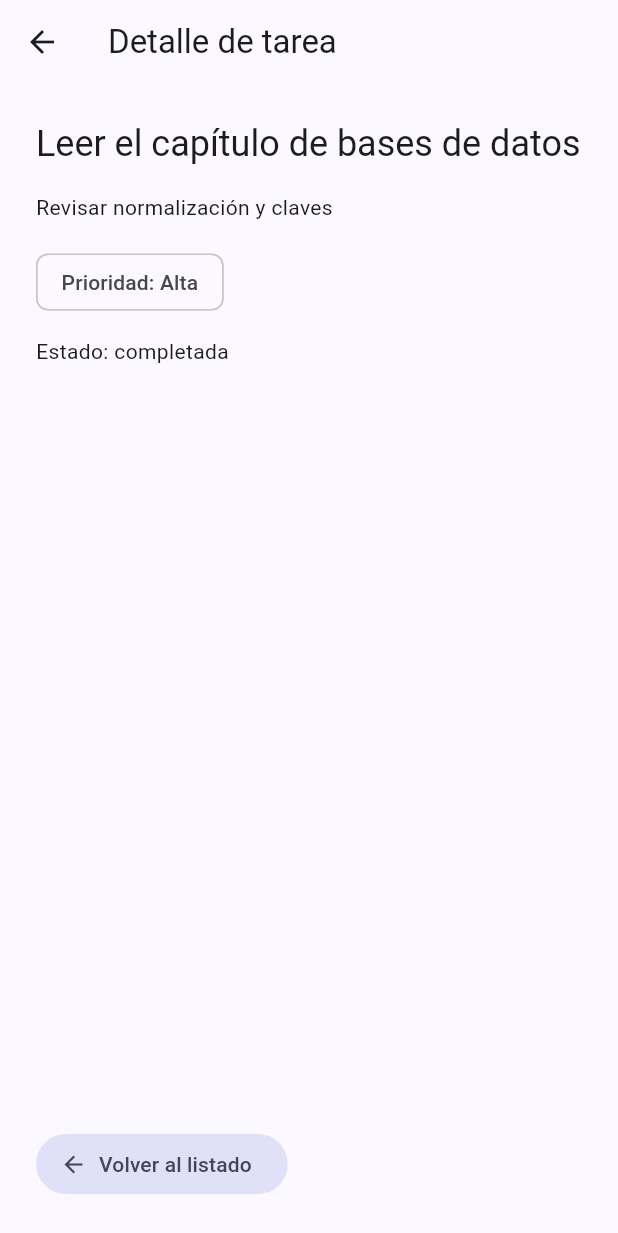
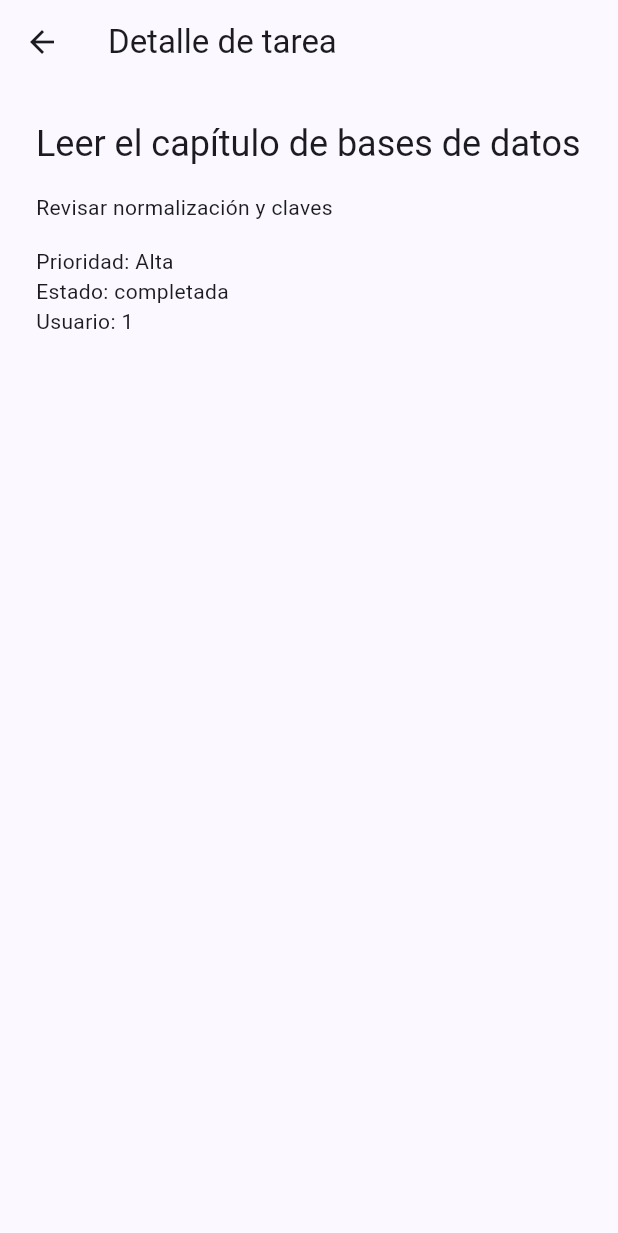
Before and after one commit to jostin05-ap/TaskFlow, a Flutter app: the screen it shows after launch, after a tap on "Leer el capítulo de bases de datos", on a phone screen of 412 x 824 dp. Shown: the top 1233 px of the screen. Run offline on Flutter 3.47's test engine with Material 3 defaults, Android fonts, the phone set to English and light mode, and no system bars; our stand-ins replace go_router.

Commit message:
docs: definir alcance y modelo de TaskFlow

```diff
--- a/lib/main.dart
+++ b/lib/main.dart
@@ -1,9 +1,74 @@
 import 'package:flutter/material.dart';
 import 'package:go_router/go_router.dart';
+
+import 'task.dart';
 
 void main() {
   runApp(const TaskFlowApp());
 }
+
+const demoTasks = <Task>[
+  Task(
+    id: 1,
+    title: 'Leer el capítulo de bases de datos',
+    description: 'Revisar normalización y claves',
+    priority: 'Alta',
+    isCompleted: true,
+    userId: 1,
+  ),
+  Task(
+    id: 2,
+    title: 'Resolver ejercicios de cálculo',
+    description: 'Completar los problemas de derivadas',
+    priority: 'Alta',
+    isCompleted: false,
+    userId: 1,
+  ),
+  Task(
+    id: 3,
+    title: 'Entregar el informe de laboratorio',
+    description: 'Subir el documento al aula virtual',
+    priority: 'Media',
+    isCompleted: true,
+    userId: 1,
+  ),
+  Task(
+    id: 4,
+    title: 'Preparar la exposición grupal',
+    description: 'Organizar las diapositivas',
+    priority: 'Media',
+    isCompleted: true,
+    userId: 1,
+  ),
+  Task(
+    id: 5,
+    title: 'Estudiar para el examen',
+    description: 'Repasar los apuntes de la semana',
+    priority: 'Alta',
+    isCompleted: false,
+    userId: 1,
+  ),
+];
+
+Task? findTask(int? id) {
+  for (final task in demoTasks) {
+    if (task.id == id) return task;
+  }
+  return null;
+}
+
+final appRouter = GoRouter(
+  routes: [
+    GoRoute(path: '/', builder: (context, state) => const TaskListScreen()),
+    GoRoute(
+      path: '/task/:id',
+      builder: (context, state) {
+        final id = int.tryParse(state.pathParameters['id'] ?? '');
+        return TaskDetailScreen(task: findTask(id));
+      },
+    ),
+  ],
+);
 
 class TaskFlowApp extends StatelessWidget {
   const TaskFlowApp({super.key});
@@ -15,98 +80,8 @@ class TaskFlowApp extends StatelessWidget {
       title: 'TaskFlow',
       theme: ThemeData(
         colorScheme: ColorScheme.fromSeed(seedColor: Colors.indigo),
-        useMaterial3: true,
       ),
       routerConfig: appRouter,
-    );
-  }
-}
-
-class Task {
-  const Task({
-    required this.id,
-    required this.title,
-    required this.description,
-    required this.priority,
-    required this.isCompleted,
-  });
-
-  final int id;
-  final String title;
-  final String description;
-  final String priority;
-  final bool isCompleted;
-}
-
-const demoTasks = [
-  Task(
-    id: 1,
-    title: 'Leer el capítulo de bases de datos',
-    description: 'Revisar normalización y claves',
-    priority: 'Alta',
-    isCompleted: true,
-  ),
-  Task(
-    id: 2,
-    title: 'Resolver ejercicios de cálculo',
-    description: 'Completar los problemas de derivadas',
-    priority: 'Alta',
-    isCompleted: false,
-  ),
-  Task(
-    id: 3,
-    title: 'Entregar el informe de laboratorio',
-    description: 'Subir el documento al aula virtual',
-    priority: 'Media',
-    isCompleted: true,
-  ),
-  Task(
-    id: 4,
-    title: 'Preparar la exposición grupal',
-    description: 'Organizar las diapositivas',
-    priority: 'Media',
-    isCompleted: true,
-  ),
-  Task(
-    id: 5,
-    title: 'Estudiar para el examen',
-    description: 'Repasar los apuntes de la semana',
-    priority: 'Alta',
-    isCompleted: false,
-  ),
-];
-final appRouter = GoRouter(
-  routes: [
-    GoRoute(path: '/', builder: (context, state) => const TaskListScreen()),
-    GoRoute(
-      path: '/task/:id',
-      builder: (context, state) {
-        final taskId = int.parse(state.pathParameters['id']!);
-        return TaskDetailScreen(taskId: taskId);
-      },
-    ),
-  ],
-);
-
-class TaskCard extends StatelessWidget {
-  const TaskCard({super.key, required this.task, this.onTap});
-
-  final Task task;
-  final VoidCallback? onTap;
-
-  @override
-  Widget build(BuildContext context) {
-    return Card(
-      child: ListTile(
-        onTap: onTap,
-        leading: Icon(
-          task.isCompleted ? Icons.check_circle : Icons.radio_button_unchecked,
-          color: task.isCompleted ? Colors.green : null,
-        ),
-        title: Text(task.title),
-        subtitle: Text('${task.priority} · ${task.description}'),
-        trailing: const Icon(Icons.chevron_right),
-      ),
     );
   }
 }
@@ -123,9 +98,18 @@ class TaskListScreen extends StatelessWidget {
         itemCount: demoTasks.length,
         itemBuilder: (context, index) {
           final task = demoTasks[index];
-          return TaskCard(
-            task: task,
+          return Card(
+            child: ListTile(
+              leading: Icon(
+                task.isCompleted
+                    ? Icons.check_circle
+                    : Icons.radio_button_unchecked,
+              ),
+              title: Text(task.title),
+              subtitle: Text('Prioridad: ${task.priority}'),
+              trailing: const Icon(Icons.chevron_right),
               onTap: () => context.push('/task/${task.id}'),
+            ),
           );
         },
       ),
@@ -133,126 +117,40 @@ class TaskListScreen extends StatelessWidget {
   }
 }
 
-class WelcomeScreen extends StatefulWidget {
-  const WelcomeScreen({super.key});
+class TaskDetailScreen extends StatelessWidget {
+  const TaskDetailScreen({super.key, required this.task});
 
-  @override
-  State<WelcomeScreen> createState() => _WelcomeScreenState();
-}
-
-class _WelcomeScreenState extends State<WelcomeScreen> {
-  final String studentName = 'Jostin Alexander Alvarado Portocarrero';
-  static const dailyGoal = 5;
-  int pendingTasks = 3;
-  int completedTasks = 0;
-
-  void _completeTask() {
-    if (pendingTasks == 0) {
-      return;
-    }
-
-    setState(() {
-      pendingTasks--;
-      if (completedTasks < dailyGoal) {
-        completedTasks++;
-      }
-    });
-  }
-
-  void _addTask() {
-    setState(() {
-      pendingTasks++;
-    });
-  }
+  final Task? task;
 
   @override
   Widget build(BuildContext context) {
-    final statusMessage = pendingTasks == 0
-        ? '¡Excelente! No tienes tareas pendientes.'
-        : 'Aún tienes tareas por organizar.';
-
+    final selected = task;
     return Scaffold(
-      appBar: AppBar(title: const Text('TaskFlow'), centerTitle: true),
+      appBar: AppBar(title: const Text('Detalle de tarea')),
       body: Padding(
         padding: const EdgeInsets.all(24),
-        child: Column(
+        child: selected == null
+            ? const Text('No se encontró esta tarea.')
+            : Column(
                 crossAxisAlignment: CrossAxisAlignment.start,
                 children: [
                   Text(
-              '¡Hola, $studentName!',
-              style: Theme.of(context).textTheme.headlineMedium,
+                    selected.title,
+                    style: Theme.of(context).textTheme.headlineSmall,
                   ),
-            const SizedBox(height: 12),
-            Text(statusMessage),
-            Text('Completadas hoy: $completedTasks de $dailyGoal'),
-            const SizedBox(height: 28),
-            Card(
-              child: Padding(
-                padding: const EdgeInsets.all(20),
-                child: Row(
-                  children: [
-                    const Icon(Icons.pending_actions),
-                    const SizedBox(width: 12),
-                    Text('Tareas pendientes: $pendingTasks'),
-                  ],
+                  const SizedBox(height: 16),
+                  Text(selected.description),
+                  const SizedBox(height: 16),
+                  Text('Prioridad: ${selected.priority}'),
+                  Text(
+                    selected.isCompleted
+                        ? 'Estado: completada'
+                        : 'Estado: pendiente',
                   ),
-              ),
-            ),
-            const SizedBox(height: 24),
-            Wrap(
-              spacing: 12,
-              children: [
-                ElevatedButton.icon(
-                  onPressed: _addTask,
-                  icon: const Icon(Icons.add),
-                  label: const Text('Agregar tarea'),
-                ),
-                OutlinedButton.icon(
-                  onPressed: pendingTasks == 0 ? null : _completeTask,
-                  icon: const Icon(Icons.done),
-                  label: const Text('Completar una tarea'),
-                ),
-              ],
-            ),
+                  Text('Usuario: ${selected.userId}'),
                 ],
               ),
       ),
     );
   }
 }
-
-class TaskDetailScreen extends StatelessWidget {
-  const TaskDetailScreen({super.key, required this.taskId});
-
-  final int taskId;
-
-  @override
-  Widget build(BuildContext context) {
-    final task = demoTasks.firstWhere((item) => item.id == taskId);
-
-    return Scaffold(
-      appBar: AppBar(title: const Text('Detalle de tarea')),
-      body: Padding(
-        padding: const EdgeInsets.all(24),
-        child: Column(
-          crossAxisAlignment: CrossAxisAlignment.start,
-          children: [
-            Text(task.title, style: Theme.of(context).textTheme.headlineSmall),
-            const SizedBox(height: 16),
-            Text(task.description),
-            const SizedBox(height: 16),
-            Chip(label: Text('Prioridad: ${task.priority}')),
-            const SizedBox(height: 12),
-            Text(task.isCompleted ? 'Estado: completada' : 'Estado: pendiente'),
-            const Spacer(),
-            FilledButton.tonalIcon(
-              onPressed: () => context.pop(),
-              icon: const Icon(Icons.arrow_back),
-              label: const Text('Volver al listado'),
-            ),
-          ],
-        ),
-      ),
-    );
-  }
-}
--- /dev/null
+++ b/lib/task.dart
@@ -0,0 +1,28 @@
+class Task {
+  const Task({
+    required this.id,
+    required this.title,
+    required this.description,
+    required this.priority,
+    required this.isCompleted,
+    required this.userId,
+  });
+
+  final int id;
+  final String title;
+  final String description;
+  final String priority;
+  final bool isCompleted;
+  final int userId;
+
+  factory Task.fromJson(Map<String, dynamic> json) {
+    return Task(
+      id: json['id'] as int,
+      title: json['title'] as String,
+      description: json['description'] as String,
+      priority: json['priority'] as String,
+      isCompleted: json['isCompleted'] as bool,
+      userId: json['userId'] as int,
+    );
+  }
+}
```
Also changed, not shown: bin/model_demo.dart (added, +49 -0 lines), 2 other files. Lines whose indentation alone changed are shown as unchanged.
